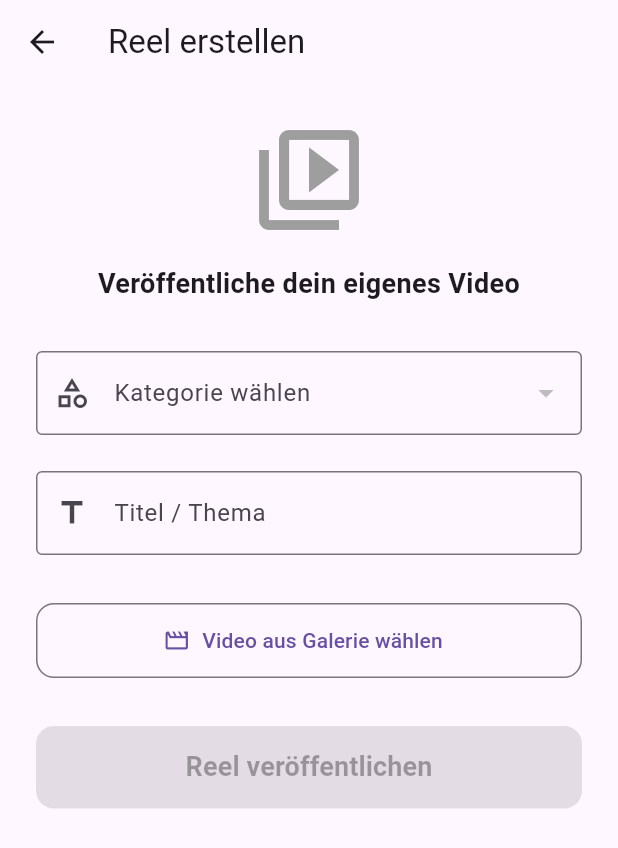
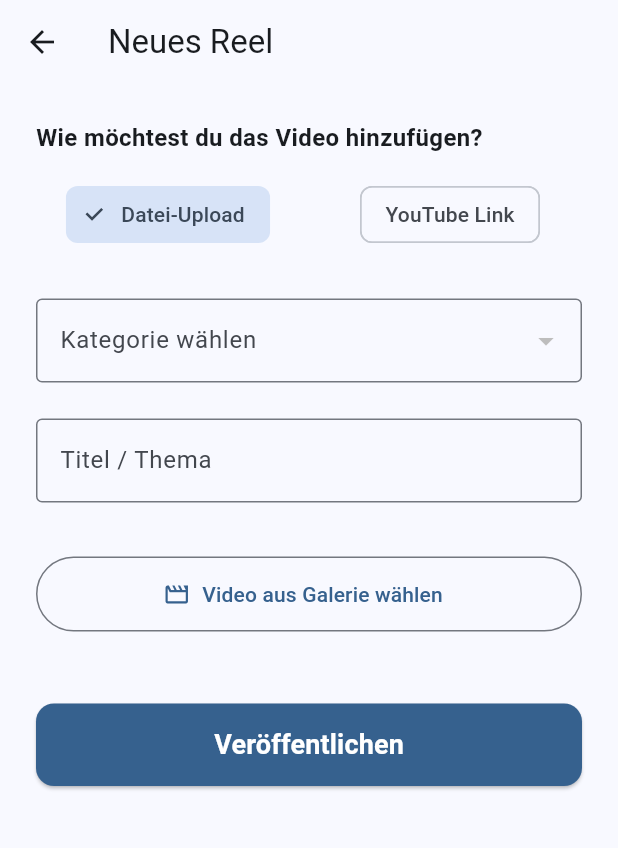
Before and after one commit to Jekey00/learning-Hub-web, a Flutter app: the CreateReelScreen screen opened directly, on a phone screen of 412 x 824 dp. Shown: the top 848 px of the screen. Run offline on Flutter 3.47's test engine with Material 3 defaults, Android fonts, the phone set to English and light mode, and no system bars; our stand-ins replace cached_network_image, chewie, csv, file_picker, flutter_dotenv, flutter_image_compress and 8 more; missing offline and left inert: video_compress; accounts and stored records are empty.

Commit message:
Add files via upload

```diff
--- a/lib/features/reels/models/reel_model.dart
+++ b/lib/features/reels/models/reel_model.dart
@@ -4,6 +4,7 @@ class ReelModel {
   final String title;
   final String? description;
   final String videoUrl;
+  final String? youtubeId;
   final String? thumbnailUrl;
   final String? categoryId;
   final int? duration;
@@ -16,6 +17,7 @@ class ReelModel {
     required this.title,
     this.description,
     required this.videoUrl,
+    this.youtubeId,
     this.thumbnailUrl,
     this.categoryId,
     this.duration,
@@ -29,7 +31,8 @@ class ReelModel {
       userId: json['user_id'],
       title: json['title'],
       description: json['description'],
-      videoUrl: json['video_url'],
+      videoUrl: json['video_url'] ?? '',
+      youtubeId: json['youtube_id'],
       thumbnailUrl: json['thumbnail_url'],
       categoryId: json['category_id'],
       duration: json['duration'],
--- a/lib/features/reels/screens/create_reel_screen.dart
+++ b/lib/features/reels/screens/create_reel_screen.dart
@@ -5,6 +5,7 @@ import 'package:provider/provider.dart';
 import 'package:image_picker/image_picker.dart';
 import 'package:uuid/uuid.dart';
 import 'package:video_compress/video_compress.dart';
+import 'package:youtube_player_flutter/youtube_player_flutter.dart';
 import '../../auth/providers/auth_provider.dart';
 import '../services/reel_service.dart';
 
@@ -18,6 +19,7 @@ class CreateReelScreen extends StatefulWidget {
 class _CreateReelScreenState extends State<CreateReelScreen> {
   final _formKey = GlobalKey<FormState>();
   final _topicController = TextEditingController();
+  final _youtubeUrlController = TextEditingController();
   final ReelService _reelService = ReelService();
   final ImagePicker _picker = ImagePicker();
 
@@ -26,6 +28,7 @@ class _CreateReelScreenState extends State<CreateReelScreen> {
   bool _isLoadingCategories = true;
   bool _isUploading = false;
   File? _selectedVideo;
+  bool _isYoutubeMode = false;
 
   @override
   void initState() {
@@ -36,11 +39,7 @@ class _CreateReelScreenState extends State<CreateReelScreen> {
   Future<void> _loadCategories() async {
     try {
       final supabase = Supabase.instance.client;
-      final response = await supabase
-          .from('categories')
-          .select()
-          .order('name');
-
+      final response = await supabase.from('categories').select().order('name');
       if (mounted) {
         setState(() {
           _dbCategories = List<Map<String, dynamic>>.from(response);
@@ -57,75 +56,62 @@ class _CreateReelScreenState extends State<CreateReelScreen> {
     if (video != null) {
       setState(() {
         _selectedVideo = File(video.path);
+        _isYoutubeMode = false;
+        _youtubeUrlController.clear();
       });
     }
   }
 
-  Future<void> _uploadOwnVideo() async {
+  Future<void> _handleUpload() async {
     if (!_formKey.currentState!.validate()) return;
-    if (_selectedVideo == null) {
-      ScaffoldMessenger.of(context).showSnackBar(
-        const SnackBar(content: Text('Bitte wähle zuerst ein Video aus')),
-      );
-      return;
-    }
-    if (_selectedCategory == null) {
-      ScaffoldMessenger.of(context).showSnackBar(
-        const SnackBar(content: Text('Bitte wähle eine Kategorie')),
-      );
+
+    if (!_isYoutubeMode && _selectedVideo == null) {
+      ScaffoldMessenger.of(context).showSnackBar(const SnackBar(content: Text('Bitte wähle ein Video oder gib einen YouTube-Link ein')));
       return;
     }
 
     setState(() => _isUploading = true);
 
     try {
-      final authProvider = context.read<AuthProvider>();
-      final userId = authProvider.user?.id;
+      final userId = context.read<AuthProvider>().user?.id;
       if (userId == null) return;
 
-      // VIDEO KOMPRIMIERUNG
+      String videoUrl = '';
+      String? youtubeId;
+
+      if (_isYoutubeMode) {
+        youtubeId = YoutubePlayer.convertUrlToId(_youtubeUrlController.text.trim());
+        if (youtubeId == null) throw Exception('Ungültige YouTube URL');
+        videoUrl = 'https://www.youtube.com/watch?v=$youtubeId';
+      } else {
+        // Bestehende Logik für Video-Kompression und Upload
         final MediaInfo? mediaInfo = await VideoCompress.compressVideo(
           _selectedVideo!.path,
           quality: VideoQuality.MediumQuality,
           deleteOrigin: false,
         );
+        if (mediaInfo == null || mediaInfo.file == null) throw Exception('Komprimierung fehlgeschlagen');
 
-      if (mediaInfo == null || mediaInfo.file == null) {
-        throw Exception('Komprimierung fehlgeschlagen');
+        final fileName = '${const Uuid().v4()}.mp4';
+        await Supabase.instance.client.storage.from('reels').upload(fileName, mediaInfo.file!);
+        videoUrl = Supabase.instance.client.storage.from('reels').getPublicUrl(fileName);
+        await VideoCompress.deleteAllCache();
       }
 
-      final compressedFile = mediaInfo.file!;
-      final supabase = Supabase.instance.client;
-      final fileName = '${const Uuid().v4()}.mp4';
-
-      // 1. Komprimiertes Video in Storage hochladen
-      await supabase.storage.from('reels').upload(fileName, compressedFile);
-      final videoUrl = supabase.storage.from('reels').getPublicUrl(fileName);
-
-      // 2. Datenbank-Eintrag erstellen
       await _reelService.createReel(
         userId: userId,
         title: _topicController.text.trim(),
-        description: 'Benutzer Video',
         videoUrl: videoUrl,
+        youtubeId: youtubeId,
         categoryId: _selectedCategory,
       );
 
-      // Cache leeren
-      await VideoCompress.deleteAllCache();
-
       if (mounted) {
-        ScaffoldMessenger.of(context).showSnackBar(
-          const SnackBar(content: Text('Reel erfolgreich veröffentlicht!')),
-        );
+        ScaffoldMessenger.of(context).showSnackBar(const SnackBar(content: Text('Erfolgreich veröffentlicht!')));
         Navigator.pop(context);
       }
     } catch (e) {
-      if (mounted) {
-        ScaffoldMessenger.of(context).showSnackBar(
-          SnackBar(content: Text('Fehler: $e')),
-        );
-      }
+      if (mounted) ScaffoldMessenger.of(context).showSnackBar(SnackBar(content: Text('Fehler: $e')));
     } finally {
       if (mounted) setState(() => _isUploading = false);
     }
@@ -134,9 +120,7 @@ class _CreateReelScreenState extends State<CreateReelScreen> {
   @override
   Widget build(BuildContext context) {
     return Scaffold(
-      appBar: AppBar(
-        title: const Text('Reel erstellen'),
-      ),
+      appBar: AppBar(title: const Text('Neues Reel')),
       body: _isLoadingCategories
           ? const Center(child: CircularProgressIndicator())
           : Form(
@@ -144,110 +128,64 @@ class _CreateReelScreenState extends State<CreateReelScreen> {
               child: ListView(
                 padding: const EdgeInsets.all(24.0),
                 children: [
-                  const Center(
-                    child: Column(
+                  const Text('Wie möchtest du das Video hinzufügen?', style: TextStyle(fontSize: 16, fontWeight: FontWeight.bold)),
+                  const SizedBox(height: 16),
+                  Row(
                     children: [
-                        Icon(
-                          Icons.video_library_outlined,
-                          size: 80,
-                          color: Colors.grey,
+                      Expanded(
+                        child: ChoiceChip(
+                          label: const Text('Datei-Upload'),
+                          selected: !_isYoutubeMode,
+                          onSelected: (val) => setState(() => _isYoutubeMode = !val),
                         ),
-                        SizedBox(height: 16),
-                        Text(
-                          'Veröffentliche dein eigenes Video',
-                          textAlign: TextAlign.center,
-                          style: TextStyle(fontSize: 18, fontWeight: FontWeight.bold),
+                      ),
+                      const SizedBox(width: 12),
+                      Expanded(
+                        child: ChoiceChip(
+                          label: const Text('YouTube Link'),
+                          selected: _isYoutubeMode,
+                          onSelected: (val) => setState(() => _isYoutubeMode = val),
+                        ),
                       ),
                     ],
                   ),
-                  ),
                   const SizedBox(height: 32),
-
                   DropdownButtonFormField<String>(
                     value: _selectedCategory,
-                    decoration: const InputDecoration(
-                      labelText: 'Kategorie wählen',
-                      border: OutlineInputBorder(),
-                      prefixIcon: Icon(Icons.category_outlined),
-                    ),
-                    items: _dbCategories.map((cat) {
-                      return DropdownMenuItem(
-                        value: cat['id'].toString(),
-                        child: Text('${cat['icon'] ?? ''} ${cat['name']}'),
-                      );
-                    }).toList(),
-                    onChanged: (value) {
-                      setState(() => _selectedCategory = value);
-                    },
+                    decoration: const InputDecoration(labelText: 'Kategorie wählen', border: OutlineInputBorder()),
+                    items: _dbCategories.map((cat) => DropdownMenuItem(value: cat['id'].toString(), child: Text('${cat['icon'] ?? ''} ${cat['name']}'))).toList(),
+                    onChanged: (value) => setState(() => _selectedCategory = value),
                     validator: (value) => value == null ? 'Pflichtfeld' : null,
                   ),
                   const SizedBox(height: 24),
-
                   TextFormField(
                     controller: _topicController,
-                    decoration: const InputDecoration(
-                      labelText: 'Titel / Thema',
-                      hintText: 'Was ist in deinem Video zu sehen?',
-                      border: OutlineInputBorder(),
-                      prefixIcon: Icon(Icons.title_outlined),
+                    decoration: const InputDecoration(labelText: 'Titel / Thema', border: OutlineInputBorder()),
+                    validator: (value) => (value == null || value.isEmpty) ? 'Bitte gib einen Titel ein' : null,
                   ),
-                    validator: (value) {
-                      if (value == null || value.isEmpty) {
-                        return 'Bitte gib einen Titel ein';
-                      }
-                      return null;
-                    },
+                  const SizedBox(height: 24),
+                  if (_isYoutubeMode)
+                    TextFormField(
+                      controller: _youtubeUrlController,
+                      decoration: const InputDecoration(labelText: 'YouTube Video URL', hintText: 'https://www.youtube.com/watch?v=...', border: OutlineInputBorder()),
+                      validator: (value) => (_isYoutubeMode && (value == null || value.isEmpty)) ? 'Bitte YouTube Link eingeben' : null,
+                    )
+                  else
+                    Column(
+                      children: [
+                        if (_selectedVideo != null) Text('Video bereit: ${_selectedVideo!.path.split('/').last}', style: const TextStyle(color: Colors.green, fontWeight: FontWeight.bold)),
+                        const SizedBox(height: 12),
+                        SizedBox(width: double.infinity, height: 50, child: OutlinedButton.icon(onPressed: _isUploading ? null : _pickVideo, icon: const Icon(Icons.movie_outlined), label: const Text('Video aus Galerie wählen'))),
+                      ],
                     ),
-                  const SizedBox(height: 32),
-
-                  if (_selectedVideo != null)
-                    Padding(
-                      padding: const EdgeInsets.only(bottom: 16.0),
-                      child: Text('Video ausgewählt: ${_selectedVideo!.path.split('/').last}',
-                        style: const TextStyle(color: Colors.green, fontWeight: FontWeight.bold),
-                        textAlign: TextAlign.center,
-                      ),
-                    ),
-
-                  SizedBox(
-                    width: double.infinity,
-                    height: 50,
-                    child: OutlinedButton.icon(
-                      onPressed: _isUploading ? null : _pickVideo,
-                      icon: const Icon(Icons.movie_outlined),
-                      label: const Text('Video aus Galerie wählen'),
-                      style: OutlinedButton.styleFrom(
-                        shape: RoundedRectangleBorder(borderRadius: BorderRadius.circular(12)),
-                      ),
-                    ),
-                  ),
-                  const SizedBox(height: 32),
-
+                  const SizedBox(height: 48),
                   SizedBox(
                     width: double.infinity,
                     height: 55,
                     child: ElevatedButton(
-                      onPressed: (_isUploading || _selectedVideo == null) ? null : _uploadOwnVideo,
-                      style: ElevatedButton.styleFrom(
-                        backgroundColor: Theme.of(context).primaryColor,
-                        foregroundColor: Colors.white,
-                        shape: RoundedRectangleBorder(
-                          borderRadius: BorderRadius.circular(12),
-                        ),
-                      ),
-                      child: _isUploading
-                          ? const Row(
-                              mainAxisAlignment: MainAxisAlignment.center,
-                              children: [
-                                CircularProgressIndicator(color: Colors.white),
-                                SizedBox(width: 16),
-                                Text('Wird komprimiert & hochgeladen...'),
-                              ],
-                            )
-                          : const Text(
-                              'Reel veröffentlichen',
-                              style: TextStyle(fontSize: 18, fontWeight: FontWeight.bold),
-                            ),
+                      onPressed: _isUploading ? null : _handleUpload,
+                      style: ElevatedButton.styleFrom(backgroundColor: Theme.of(context).primaryColor, foregroundColor: Colors.white, shape: RoundedRectangleBorder(borderRadius: BorderRadius.circular(12))),
+                      child: _isUploading ? const CircularProgressIndicator(color: Colors.white) : const Text('Veröffentlichen', style: TextStyle(fontSize: 18, fontWeight: FontWeight.bold)),
                     ),
                   ),
                 ],
@@ -259,6 +197,7 @@ class _CreateReelScreenState extends State<CreateReelScreen> {
   @override
   void dispose() {
     _topicController.dispose();
+    _youtubeUrlController.dispose();
     super.dispose();
   }
 }
```
Also changed, not shown: lib/features/reels/screens/reels_screen.dart (+35 -4 lines), lib/features/reels/services/reel_service.dart (+4 -4 lines), lib/main.dart (+37 -10 lines). Lines whose indentation alone changed are shown as unchanged.
